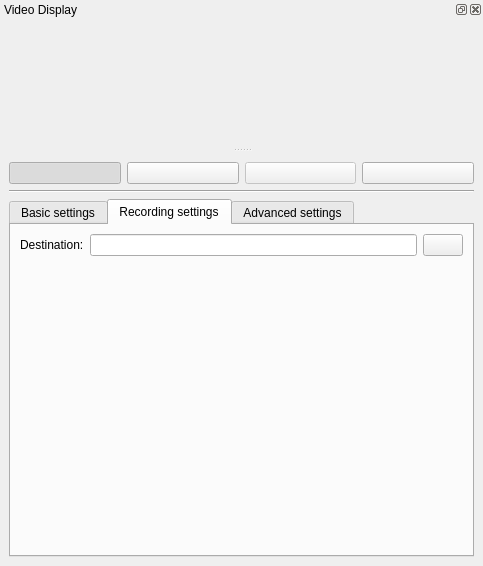
This is mainwindow.ui in AD-Vega/qarv as Qt 5 draws it before an edit. The edited form follows.
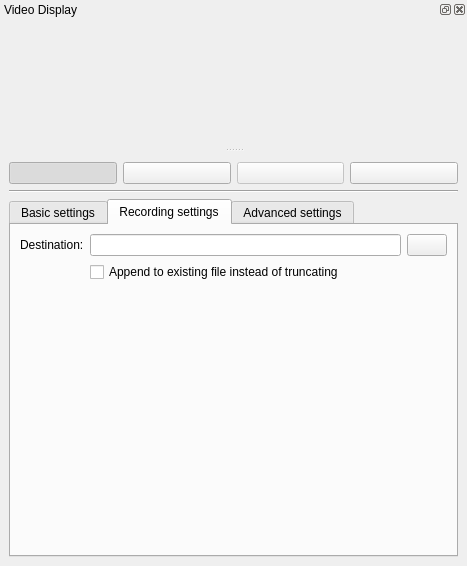
This is the edited form. The open tabs and pages were chosen to show the change. Icons and pictures are not drawn. Custom widgets are drawn as their Qt base class.

Commit message: Add the option to append to files.

Patch:
```diff
--- a/mainwindow.ui
+++ b/mainwindow.ui
@@ -6,7 +6,7 @@
    <rect>
     <x>0</x>
     <y>0</y>
-    <width>483</width>
+    <width>457</width>
     <height>539</height>
    </rect>
   </property>
@@ -365,6 +365,13 @@
           </item>
          </layout>
         </item>
+        <item row="1" column="1">
+         <widget class="QCheckBox" name="recordApendCheck">
+          <property name="text">
+           <string>Append to existing file instead of truncating</string>
+          </property>
+         </widget>
+        </item>
        </layout>
       </widget>
       <widget class="QWidget" name="advancedTab">
```
Left out of the diff: 6 changed lines with no effect on the pictures. The commit also changes 1 other file.
